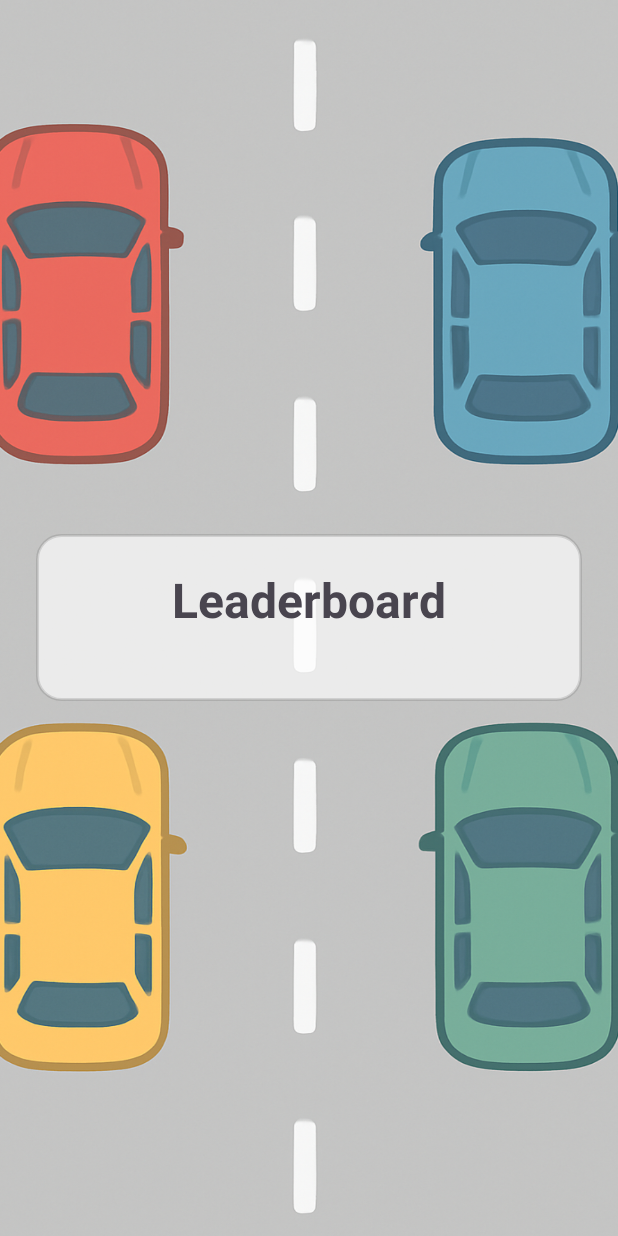
After one commit to akosbujdi/UbiquitousAssignment, an Android app: the LeaderboardActivity screen opened directly, with no data from a screen before it, on a phone screen of 412 x 824 dp. The commit adds this screen. Run offline under Robolectric (Android 15) with nearby library versions, the phone set to English and light mode, and no system bars; our stand-ins replace Firebase (no records; nobody signed in at launch, a user with empty details on screens opened directly).

Commit message:
leaderboard implemented

```diff
--- a/app/build.gradle.kts
+++ b/app/build.gradle.kts
@@ -1,6 +1,7 @@
 plugins {
     alias(libs.plugins.android.application)
     alias(libs.plugins.kotlin.android)
+    id("com.google.gms.google-services")
 }
 
 android {
@@ -50,4 +51,8 @@ dependencies {
     testImplementation(libs.junit)
     androidTestImplementation(libs.androidx.junit)
     androidTestImplementation(libs.androidx.espresso.core)
+    implementation(platform("com.google.firebase:firebase-bom:34.6.0"))
+    implementation("com.google.firebase:firebase-analytics")
+    implementation("com.google.firebase:firebase-firestore-ktx:24.10.0")
+    implementation("com.google.firebase:firebase-analytics-ktx:22.0.2")
 }
--- a/app/src/main/AndroidManifest.xml
+++ b/app/src/main/AndroidManifest.xml
@@ -12,11 +12,10 @@
         android:supportsRtl="true"
         android:theme="@style/Theme.DodgeTheTraffic">
         <activity
-            android:name=".LeaderboardActivity"
+            android:name=".GameActivity"
             android:exported="false"
             android:theme="@style/Theme.DodgeTheTraffic" />
-        <activity
-            android:name=".GameActivity"
+        <activity android:name=".LeaderboardActivity"
             android:exported="false"
             android:theme="@style/Theme.DodgeTheTraffic" />
         <activity
--- a/app/src/main/java/com/example/dodgethetraffic/GameActivity.kt
+++ b/app/src/main/java/com/example/dodgethetraffic/GameActivity.kt
@@ -3,6 +3,7 @@ package com.example.dodgethetraffic
 import android.graphics.BitmapFactory
 import android.os.Bundle
 import android.widget.FrameLayout
+import androidx.activity.enableEdgeToEdge
 import androidx.appcompat.app.AppCompatActivity
 
 class GameActivity : AppCompatActivity() {
@@ -10,6 +11,7 @@ class GameActivity : AppCompatActivity() {
     private lateinit var gameView: GameView
 
     override fun onCreate(savedInstanceState: Bundle?) {
+        enableEdgeToEdge()
         super.onCreate(savedInstanceState)
         setContentView(R.layout.activity_game)
 
--- /dev/null
+++ b/app/src/main/java/com/example/dodgethetraffic/LeaderboardActivity.kt
@@ -0,0 +1,66 @@
+package com.example.dodgethetraffic
+
+import android.graphics.Color
+import android.graphics.Typeface
+import android.os.Bundle
+import android.widget.LinearLayout
+import android.widget.TextView
+import androidx.activity.enableEdgeToEdge
+import androidx.appcompat.app.AppCompatActivity
+import com.google.firebase.firestore.FirebaseFirestore
+
+class LeaderboardActivity : AppCompatActivity() {
+
+    private lateinit var leaderboardContainer: LinearLayout
+    private val db = FirebaseFirestore.getInstance()
+
+    override fun onCreate(savedInstanceState: Bundle?) {
+        enableEdgeToEdge()
+        super.onCreate(savedInstanceState)
+        setContentView(R.layout.activity_leaderboard)
+
+        leaderboardContainer = findViewById(R.id.leaderboardContainer)
+
+        loadLeaderboard()
+    }
+
+    private fun loadLeaderboard() {
+
+        db.collection("leaderboard")
+            .orderBy("score", com.google.firebase.firestore.Query.Direction.DESCENDING)
+            .limit(5)
+            .get()
+            .addOnSuccessListener { snapshot ->
+                leaderboardContainer.removeViews(1, leaderboardContainer.childCount - 1)
+
+                var rank = 1
+                for (doc in snapshot) {
+                    val name = doc.getString("name") ?: "----"
+                    val score = doc.getLong("score") ?: 0
+
+                    val entry = TextView(this)
+                    entry.text = "$rank.  $name     —     $score"
+                    entry.textSize = 24f
+                    entry.setTypeface(Typeface.MONOSPACE, Typeface.BOLD)
+                    entry.setPadding(8, 16, 8, 16)
+
+                    when (rank) {
+                        1 -> entry.setTextColor(Color.parseColor("#FFD700")) // Gold
+                        2 -> entry.setTextColor(Color.parseColor("#C0C0C0")) // Silver
+                        3 -> entry.setTextColor(Color.parseColor("#CD7F32")) // Bronze
+                        else -> entry.setTextColor(Color.BLACK)
+                    }
+
+                    leaderboardContainer.addView(entry)
+                    rank++
+                }
+            }
+            .addOnFailureListener {
+                val errorText = TextView(this)
+                errorText.text = "Error loading leaderboard."
+                errorText.textSize = 22f
+                errorText.setTextColor(Color.RED)
+                leaderboardContainer.addView(errorText)
+            }
+    }
+}
--- /dev/null
+++ b/app/src/main/res/layout/activity_leaderboard.xml
@@ -0,0 +1,30 @@
+<?xml version="1.0" encoding="utf-8"?>
+<RelativeLayout xmlns:android="http://schemas.android.com/apk/res/android"
+    android:layout_width="match_parent"
+    android:layout_height="match_parent"
+    android:padding="24dp"
+    android:background="@drawable/app_background">
+
+    <LinearLayout
+        android:id="@+id/leaderboardContainer"
+        android:layout_width="match_parent"
+        android:layout_height="wrap_content"
+        android:orientation="vertical"
+        android:gravity="center"
+        android:layout_centerInParent="true"
+        android:padding="22dp"
+        android:background="@drawable/menu_box"
+        android:elevation="6dp">
+
+        <TextView
+            android:layout_width="wrap_content"
+            android:layout_height="wrap_content"
+            android:text="Leaderboard"
+            android:textSize="32sp"
+            android:textStyle="bold"
+            android:layout_gravity="center_horizontal"
+            android:layout_marginBottom="24dp"/>
+
+    </LinearLayout>
+
+</RelativeLayout>
--- a/app/src/main/res/layout/activity_main.xml
+++ b/app/src/main/res/layout/activity_main.xml
@@ -12,8 +12,10 @@
         android:gravity="center"
         android:layout_width="match_parent"
         android:layout_height="wrap_content"
+        android:layout_marginStart="23dp"
+        android:layout_marginEnd="23dp"
         android:layout_centerInParent="true"
-        android:padding="36dp"
+        android:padding="22dp"
         android:background="@drawable/menu_box"
         android:elevation="6dp">
 
--- a/build.gradle.kts
+++ b/build.gradle.kts
@@ -2,4 +2,5 @@
 plugins {
     alias(libs.plugins.android.application) apply false
     alias(libs.plugins.kotlin.android) apply false
+    id("com.google.gms.google-services") version "4.4.4" apply false
 }
```
Also changed, not shown: app/src/main/java/com/example/dodgethetraffic/GameView.kt (+121 -3 lines), app/src/main/java/com/example/dodgethetraffic/MainActivity.kt (+10 -1 lines).
